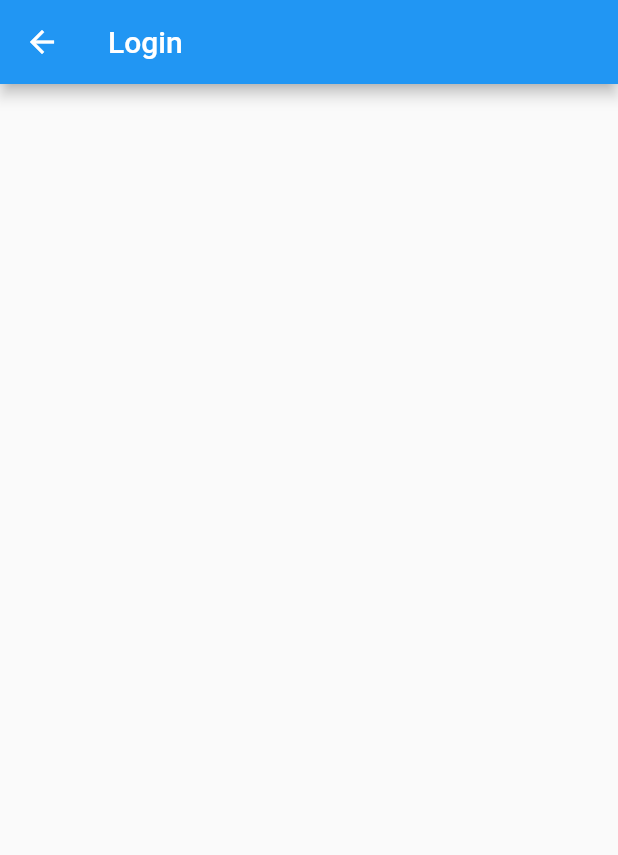
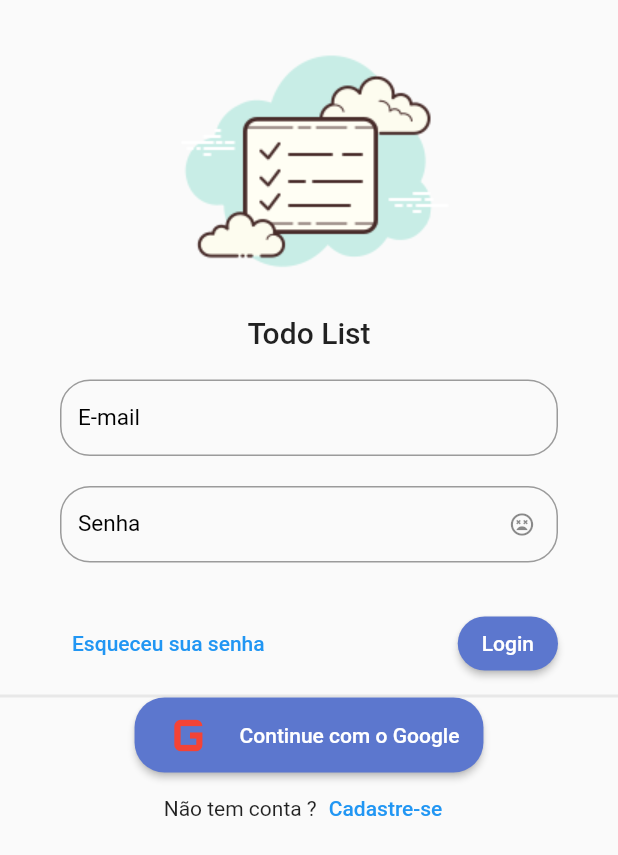
Before and after one commit to catalunha/todo_list_provider, a Flutter app: the screen it shows after launch, on a phone screen of 412 x 824 dp. Shown: the top 855 px of the screen. Run offline on Flutter 3.47's test engine with Material 2 defaults, Android fonts, the phone set to English and light mode, and no system bars; our stand-ins replace google_fonts, hive_flutter; accounts and stored records are empty; Roboto replaces fonts that are missing (Mandali).

```diff
--- a/lib/app/app_widget.dart
+++ b/lib/app/app_widget.dart
@@ -2,6 +2,7 @@ import 'package:flutter/material.dart';
 import 'package:provider/provider.dart';
 import 'package:todo_list_provider/app/core/database/hive/hive_adm_Conn.dart';
 import 'package:todo_list_provider/app/core/database/hive/hive_controller.dart';
+import 'package:todo_list_provider/app/core/ui/todo_list_ui_config.dart';
 import 'package:todo_list_provider/app/modules/auth/auth_module.dart';
 import 'package:todo_list_provider/app/modules/auth/login/login_controller.dart';
 import 'package:todo_list_provider/app/modules/auth/login/login_page.dart';
@@ -33,6 +34,7 @@ class _AppWidgetState extends State<AppWidget> {
   Widget build(BuildContext context) {
     return MaterialApp(
       title: 'Todo List Provider',
+      theme: TodoListUiConfig.theme(),
       initialRoute: '/login',
       routes: {...AuthModule().routers},
       home: SplashPage(),
--- a/lib/app/core/database/hive/hive_controller.dart
+++ b/lib/app/core/database/hive/hive_controller.dart
@@ -1,5 +1,5 @@
 import 'dart:io';
-import 'package:hive_flutter/adapters.dart';
+import 'package:hive_flutter/hive_flutter.dart';
 import 'package:path/path.dart' as p;
 import 'package:todo_list_provider/app/core/database/hive/hive_exception.dart';
 import 'package:uuid/uuid.dart';
--- /dev/null
+++ b/lib/app/core/ui/theme_extensions.dart
@@ -0,0 +1,15 @@
+import 'package:flutter/cupertino.dart';
+import 'package:flutter/material.dart';
+
+extension ThemeExtension on BuildContext {
+  Color get primaryColor => Theme.of(this).primaryColor;
+  Color get primaryColorLight => Theme.of(this).primaryColorLight;
+  // Color get buttonColor => Theme.of(this).buttonColor.;
+  Color get buttonColor => Theme.of(this).buttonTheme.colorScheme!.onBackground;
+  TextTheme get textTheme => Theme.of(this).textTheme;
+  TextStyle get titleStyle => const TextStyle(
+        fontSize: 12,
+        fontWeight: FontWeight.bold,
+        color: Colors.grey,
+      );
+}
--- /dev/null
+++ b/lib/app/core/ui/todo_list_ui_config.dart
@@ -0,0 +1,16 @@
+import 'package:flutter/material.dart';
+import 'package:google_fonts/google_fonts.dart';
+
+class TodoListUiConfig {
+  TodoListUiConfig._();
+  static ThemeData theme() => ThemeData(
+        primaryColor: const Color(0xff5C77CE),
+        primaryColorLight: const Color(0xff5C77CE),
+        elevatedButtonTheme: ElevatedButtonThemeData(
+          style: ElevatedButton.styleFrom(
+            primary: const Color(0xff5C77CE),
+          ),
+        ),
+        textTheme: GoogleFonts.mandaliTextTheme(),
+      );
+}
--- /dev/null
+++ b/lib/app/core/widget/todo_list_field.dart
@@ -0,0 +1,61 @@
+import 'package:flutter/material.dart';
+
+class TodoListField extends StatelessWidget {
+  final String label;
+  final bool obscureText;
+  final IconButton? suffixIconButton;
+  final TextEditingController? textEditingController;
+  final FormFieldValidator<String>? formFieldValidator;
+
+  final ValueNotifier<bool> obscureTextVN;
+  TodoListField({
+    Key? key,
+    required this.label,
+    this.obscureText = false,
+    this.suffixIconButton,
+    this.textEditingController,
+    this.formFieldValidator,
+  })  : assert(obscureText == true ? suffixIconButton == null : true,
+            'ObscureText nao pode ser enviado em conjunto com suffixIconButton'),
+        obscureTextVN = ValueNotifier(obscureText),
+        super(key: key);
+
+  @override
+  Widget build(BuildContext context) {
+    return ValueListenableBuilder<bool>(
+        valueListenable: obscureTextVN,
+        builder: (_, obscureTextValue, __) {
+          return TextFormField(
+            controller: textEditingController,
+            validator: formFieldValidator,
+            decoration: InputDecoration(
+              labelText: label,
+              labelStyle: TextStyle(
+                fontSize: 15,
+                color: Colors.black,
+              ),
+              border: OutlineInputBorder(
+                borderRadius: BorderRadius.circular(20),
+              ),
+              errorBorder: OutlineInputBorder(
+                borderRadius: BorderRadius.circular(20),
+                borderSide: BorderSide(color: Colors.red),
+              ),
+              isDense: true,
+              suffixIcon: this.suffixIconButton ??
+                  (obscureText == true
+                      ? IconButton(
+                          icon: obscureTextValue
+                              ? Icon(Icons.sentiment_very_dissatisfied_sharp)
+                              : Icon(Icons.sentiment_satisfied_alt_outlined),
+                          onPressed: () {
+                            obscureTextVN.value = !obscureTextValue;
+                          },
+                        )
+                      : null),
+            ),
+            obscureText: obscureTextValue,
+          );
+        });
+  }
+}
--- /dev/null
+++ b/lib/app/core/widget/todo_list_logo.dart
@@ -0,0 +1,19 @@
+import 'package:flutter/material.dart';
+import 'package:todo_list_provider/app/core/ui/theme_extensions.dart';
+
+class TodoListLogo extends StatelessWidget {
+  const TodoListLogo({Key? key}) : super(key: key);
+
+  @override
+  Widget build(BuildContext context) {
+    return Column(
+      mainAxisAlignment: MainAxisAlignment.center,
+      children: [
+        Image.asset(
+          'assets/images/logo.png',
+          height: 200,
+        ),
+      ],
+    );
+  }
+}
--- a/lib/app/modules/auth/login/login_page.dart
+++ b/lib/app/modules/auth/login/login_page.dart
@@ -1,4 +1,7 @@
 import 'package:flutter/material.dart';
+import 'package:todo_list_provider/app/core/widget/todo_list_field.dart';
+import 'package:todo_list_provider/app/core/widget/todo_list_logo.dart';
+import 'package:todo_list_provider/app/core/ui/theme_extensions.dart';
 
 class LoginPage extends StatelessWidget {
   const LoginPage({Key? key}) : super(key: key);
@@ -6,10 +9,114 @@ class LoginPage extends StatelessWidget {
   @override
   Widget build(BuildContext context) {
     return Scaffold(
-      appBar: AppBar(
-        title: const Text('Login'),
+      body: LayoutBuilder(
+        builder: (context, constraints) {
+          return SingleChildScrollView(
+            child: ConstrainedBox(
+              constraints: BoxConstraints(
+                minHeight: constraints.maxHeight,
+                minWidth: constraints.maxWidth,
+              ),
+              child: IntrinsicHeight(
+                child: Column(
+                  mainAxisSize: MainAxisSize.min,
+                  children: [
+                    SizedBox(height: 10),
+                    TodoListLogo(),
+                    Text('Todo List', style: context.textTheme.headline6),
+                    // Text('Todo List', style: Theme.of(context).textTheme.headline6),
+                    Padding(
+                      padding: const EdgeInsets.symmetric(
+                          horizontal: 40, vertical: 20),
+                      child: Form(
+                        child: Column(
+                          children: [
+                            TodoListField(
+                              label: 'E-mail',
+                            ),
+                            SizedBox(height: 20),
+                            TodoListField(
+                              label: 'Senha',
+                              obscureText: true,
+                            ),
+                            // SizedBox(height: 10),
+                          ],
+                        ),
+                      ),
+                    ),
+                    Padding(
+                      padding: const EdgeInsets.symmetric(
+                          horizontal: 40, vertical: 10),
+                      child: Row(
+                        mainAxisAlignment: MainAxisAlignment.spaceBetween,
+                        children: [
+                          TextButton(
+                            child: Text('Esqueceu sua senha'),
+                            onPressed: () {},
+                          ),
+                          ElevatedButton(
+                            onPressed: () {},
+                            child: const Text('Login'),
+                            style: ElevatedButton.styleFrom(
+                              shape: RoundedRectangleBorder(
+                                borderRadius: BorderRadius.circular(20),
+                              ),
+                            ),
+                          ),
+                        ],
+                      ),
+                    ),
+
+                    Expanded(
+                      child: Container(
+                        decoration: BoxDecoration(
+                          // color: context.primaryColor,
+                          border: Border(
+                            top: BorderSide(
+                              width: 2,
+                              color: Colors.grey.withAlpha(50),
+                            ),
+                          ),
+                        ),
+                        child: Column(
+                          children: [
+                            // SizedBox(height: 20),
+                            ElevatedButton.icon(
+                              onPressed: () {},
+                              icon: Icon(
+                                Icons.g_mobiledata,
+                                size: 50,
+                                color: Colors.red,
+                              ),
+                              label: const Text('Continue com o Google'),
+                              style: ElevatedButton.styleFrom(
+                                shape: RoundedRectangleBorder(
+                                  borderRadius: BorderRadius.circular(20),
+                                ),
+                              ),
+                            ),
+                            Row(
+                              mainAxisAlignment: MainAxisAlignment.center,
+                              children: [
+                                Text('Não tem conta ?'),
+                                TextButton(
+                                  onPressed: () {},
+                                  child: Text('Cadastre-se'),
+                                )
+                              ],
+                            ),
+                            SizedBox(height: 20),
+                          ],
+                        ),
+                      ),
+                    ),
+                  ],
+                ),
+              ),
+            ),
+          );
+        },
       ),
-      body: Container(),
     );
   }
 }
```
Also changed, not shown: pubspec.yaml (+4 -3 lines), assets/images/create_todo_screen.png (added), assets/images/home_screen.png (added), assets/images/home_week_screen.png (added), assets/images/login_screen.png (added), assets/images/logo.png (added), assets/images/register_screen.png (added), pubspec.lock.
